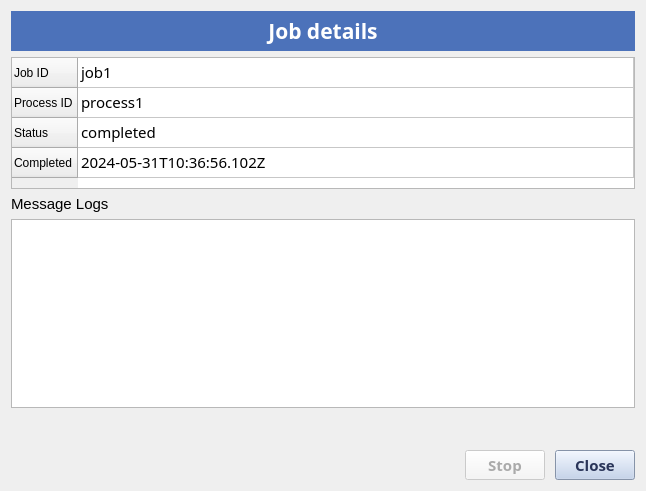
Old version of the form eodh_qgis/ui/job_detail.ui in the repository EO-DataHub/eodh-qgis.
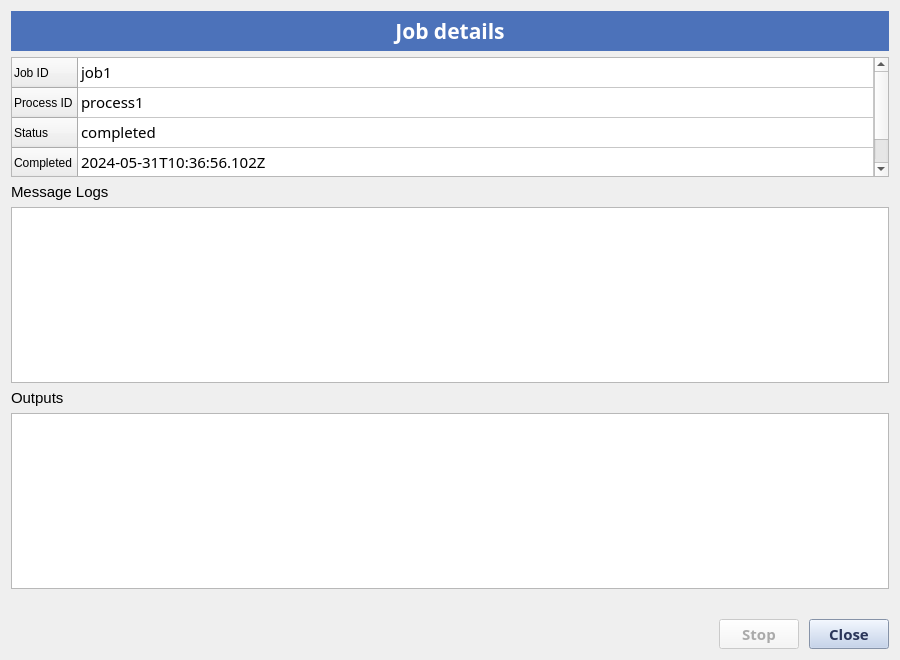
New version of the form.

Commit message: Fetch job outputs

```diff
--- a/eodh_qgis/ui/job_detail.ui
+++ b/eodh_qgis/ui/job_detail.ui
@@ -6,8 +6,8 @@
    <rect>
     <x>0</x>
     <y>0</y>
-    <width>646</width>
-    <height>491</height>
+    <width>900</width>
+    <height>660</height>
    </rect>
   </property>
   <property name="font">
@@ -145,6 +145,34 @@
      </property>
     </widget>
    </item>
+   <item>
+    <widget class="QLabel" name="label_3">
+     <property name="font">
+      <font>
+       <pointsize>11</pointsize>
+      </font>
+     </property>
+     <property name="text">
+      <string>Outputs</string>
+     </property>
+    </widget>
+   </item>
+   <item>
+    <widget class="QTableWidget" name="outputs_table">
+     <property name="alternatingRowColors">
+      <bool>true</bool>
+     </property>
+     <property name="selectionMode">
+      <enum>QAbstractItemView::SingleSelection</enum>
+     </property>
+     <property name="selectionBehavior">
+      <enum>QAbstractItemView::SelectRows</enum>
+     </property>
+     <attribute name="horizontalHeaderStretchLastSection">
+      <bool>true</bool>
+     </attribute>
+    </widget>
+   </item>
    <item>
     <spacer name="verticalSpacer">
      <property name="orientation">
```
The commit also changes 3 other files.
